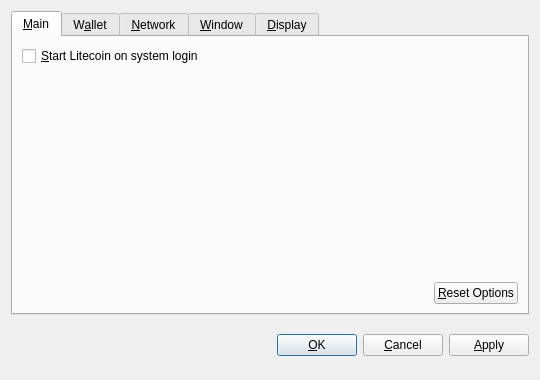
Before: the Qt Designer form src/qt/forms/optionsdialog.ui in tetcoin-legacy/czarcoin, drawn with Qt 5.
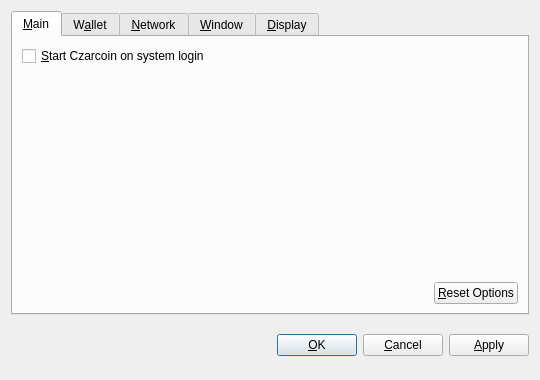
After: the same form once the commit is applied. Custom widgets are drawn as their Qt base class.

Commit message: Czarcoin Factoring

```diff
--- a/src/qt/forms/optionsdialog.ui
+++ b/src/qt/forms/optionsdialog.ui
@@ -36,7 +36,7 @@
           <string>Automatically start Litecoin after logging in to the system.</string>
          </property>
          <property name="text">
-          <string>&amp;Start Litecoin on system login</string>
+          <string>&amp;Start Czarcoin on system login</string>
          </property>
         </widget>
        </item>
```
Left out of the diff: 10 changed lines with no effect on the pictures. The commit also changes 114 other files.
